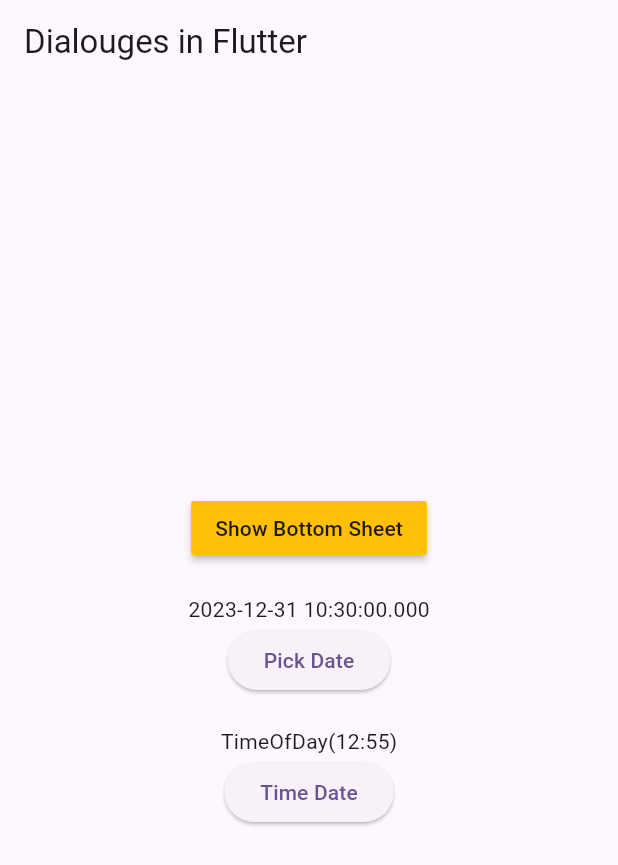
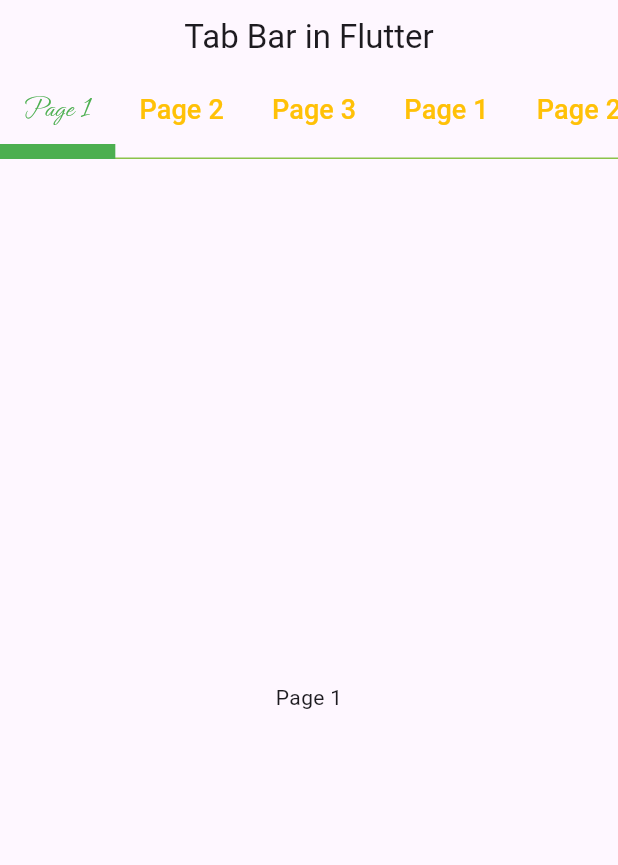
Before and after one commit to SirajXDev/Learning, a Flutter app: the screen it shows after launch, on a phone screen of 412 x 824 dp. Shown: the top 865 px of the screen. Run offline on Flutter 3.47's test engine with Material 3 defaults, Android fonts, the phone set to English and light mode, and no system bars; our stand-ins replace smooth_page_indicator.

Commit message:
We have done Tab Bar today

```diff
--- a/lib/listview_builder.dart
+++ b/lib/listview_builder.dart
@@ -26,7 +26,7 @@ class ListViewScreeen extends StatelessWidget {
               trailing: Text(students[index].marks.toString()),
               contentPadding: const EdgeInsets.all(15),
               onTap: () {
-                print('Card Tapperd ${students[index].name}');
+                debugPrint('Card Tapperd ${students[index].name}');
               },
               textColor: Colors.red,
               // tileColor: Colors.green.withOpacity(0.4),
--- a/lib/main.dart
+++ b/lib/main.dart
@@ -3,6 +3,8 @@
 //import 'package:fifi/screens/row_columns.dart';
 //import 'package:fifi/screens/text_fields_screen.dart';
 import 'package:fifi/screens/dialouges/dialoges_f.dart';
+import 'package:fifi/screens/page_view.dart';
+import 'package:fifi/screens/tab_bar_view.dart';
 import 'package:flutter/material.dart';
 
 void main() {
@@ -52,18 +54,18 @@ class MyApp extends StatelessWidget {
       title: 'Flutter Demo',
       theme: ThemeData(
         colorScheme: ColorScheme.fromSeed(seedColor: Colors.deepPurple),
-        dialogBackgroundColor: Colors.amber,
+        // dialogBackgroundColor: Colors.amber,
         datePickerTheme: DatePickerThemeData(
           // backgroundColor: Colors.amber,
           headerBackgroundColor: Colors.brown,
-          headerHeadlineStyle: TextStyle(color: Colors.green,fontSize: 40),
+          headerHeadlineStyle: const TextStyle(color: Colors.green,fontSize: 40),
           shape: BeveledRectangleBorder(borderRadius: BorderRadius.circular(10))
         ),
 
         useMaterial3: true,
 
       ),
-      home: const DialougesInFlutter(),
+      home: const TabBarScreen(),
     );
   }
 }
--- /dev/null
+++ b/lib/screens/tab_bar_view.dart
@@ -0,0 +1,118 @@
+import 'package:flutter/material.dart';
+
+class TabBarScreen extends StatefulWidget {
+  const TabBarScreen({super.key});
+
+  @override
+  State<TabBarScreen> createState() => _TabBarScreenState();
+}
+
+class _TabBarScreenState extends State<TabBarScreen>
+    with SingleTickerProviderStateMixin {
+  late TabController _tabController;
+
+  @override
+  void initState() {
+    super.initState();
+    _tabController = TabController(length: 6, vsync: this);
+  }
+
+  @override
+  Widget build(BuildContext context) {
+    return Scaffold(
+      appBar: AppBar(
+        centerTitle: true,
+        title: const Text('Tab Bar in Flutter'),
+        bottom: PreferredSize(
+          preferredSize: const Size.fromHeight(50),
+          child: TabBar(
+            controller: _tabController,
+            // indicator: const BoxDecoration(shape: BoxShape.circle,color: Colors.amber),
+            indicatorColor: Colors.green,
+            indicatorSize: TabBarIndicatorSize.tab,
+            indicatorWeight: 10,
+            labelColor: Colors.green,
+            unselectedLabelColor: Colors.amber,
+            labelStyle: const TextStyle(fontFamily: 'Ephesis',fontSize: 20),
+            unselectedLabelStyle: const TextStyle(fontSize: 18),
+            dividerColor: Colors.lightGreen,
+            automaticIndicatorColorAdjustment: true,
+            isScrollable: true,
+            // indicatorPadding: const EdgeInsets.symmetric(horizontal: 30),
+            splashBorderRadius:BorderRadius.circular(20) ,
+            tabAlignment: TabAlignment.center,
+
+
+            tabs: const [
+              Tab(
+                child: Text('Page 1'),
+              ),
+              Tab(
+                child: Text('Page 2'),
+              ),
+              Tab(
+                child: Text('Page 3'),
+              ),
+              Tab(
+                child: Text('Page 1'),
+              ),
+              Tab(
+                child: Text('Page 2'),
+              ),
+              Tab(
+                child: Text('Page 3'),
+              ),
+            ],
+          ),
+        ),
+      ),
+      body: TabBarView(
+
+        controller: _tabController,
+        children: const [
+          Pag1(),
+          Page2(),
+          Page3(),
+          Pag1(),
+          Page2(),
+          Page3()
+        ],
+      ),
+    );
+  }
+}
+
+class Pag1 extends StatelessWidget {
+  const Pag1({super.key});
+
+  @override
+  Widget build(BuildContext context) {
+    return const Center(
+      child: Text("Page 1"),
+    );
+  }
+}
+
+
+class Page2 extends StatelessWidget {
+  const Page2({super.key});
+
+
+  @override
+  Widget build(BuildContext context) {
+    return const Center(
+      child: Text("Page 2"),
+    );
+  }
+}
+
+class Page3 extends StatelessWidget {
+  const Page3({super.key});
+
+  @override
+  Widget build(BuildContext context) {
+    return const Center(
+      child: Text("Page 3"),
+    );
+  }
+}
--- a/pubspec.yaml
+++ b/pubspec.yaml
@@ -35,6 +35,9 @@ dependencies:
   # The following adds the Cupertino Icons font to your application.
   # Use with the CupertinoIcons class for iOS style icons.
   cupertino_icons: ^1.0.2
+  fluttertoast: ^8.2.4
+  smooth_page_indicator: ^1.1.0
+
 
 dev_dependencies:
   flutter_test:
```
Also changed, not shown: lib/screens/dialouges/dialoges_f.dart (+58 -6 lines), lib/screens/page_view.dart (added, +86 -0 lines), lib/screens/scaffold_screen.dart (+2 -7 lines), pubspec.lock, 1 other file.
